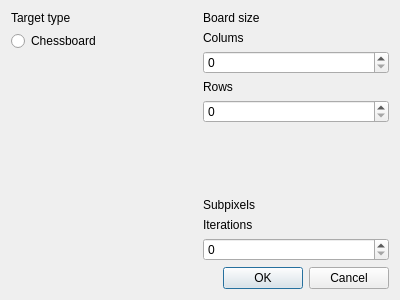
Old version of the form CameraCalibration/dialogdetect.ui in the repository VasilevIvanVladimirovich/Camera-calibration-With-OpenCV.
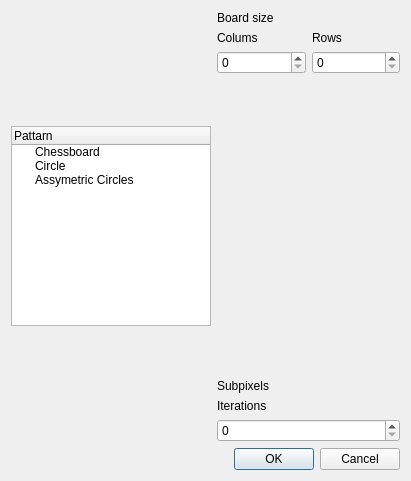
New version of the form.

The edit to the form file:
```diff
--- a/CameraCalibration/dialogdetect.ui
+++ b/CameraCalibration/dialogdetect.ui
@@ -6,8 +6,8 @@
    <rect>
     <x>0</x>
     <y>0</y>
-    <width>400</width>
-    <height>300</height>
+    <width>411</width>
+    <height>481</height>
    </rect>
   </property>
   <property name="windowTitle">
@@ -17,41 +17,34 @@
    <item>
     <layout class="QHBoxLayout" name="horizontalLayout">
      <item>
-      <layout class="QVBoxLayout" name="verticalLayout_2">
-       <item>
-        <widget class="QLabel" name="label">
+      <widget class="QTreeWidget" name="PatternWidget">
          <property name="maximumSize">
           <size>
-           <width>16777215</width>
-           <height>25</height>
-          </size>
-         </property>
+         <width>200</width>
+         <height>200</height>
+        </size>
+       </property>
+       <column>
          <property name="text">
-          <string>Target type</string>
-         </property>
-        </widget>
-       </item>
+         <string>Pattarn</string>
+        </property>
+       </column>
        <item>
-        <widget class="QRadioButton" name="rb_ches">
          <property name="text">
           <string>Chessboard</string>
          </property>
-        </widget>
-       </item>
-       <item>
-        <spacer name="verticalSpacer">
-         <property name="orientation">
-          <enum>Qt::Vertical</enum>
-         </property>
-         <property name="sizeHint" stdset="0">
-          <size>
-           <width>20</width>
-           <height>40</height>
-          </size>
-         </property>
-        </spacer>
-       </item>
-      </layout>
+       </item>
+       <item>
+        <property name="text">
+         <string>Circle</string>
+        </property>
+       </item>
+       <item>
+        <property name="text">
+         <string>Assymetric Circles</string>
+        </property>
+       </item>
+      </widget>
      </item>
      <item>
       <layout class="QVBoxLayout" name="verticalLayout_3">
@@ -71,6 +64,10 @@
        <item>
         <layout class="QVBoxLayout" name="verticalLayout_4">
          <item>
+          <layout class="QHBoxLayout" name="horizontalLayout_2">
+           <item>
+            <layout class="QVBoxLayout" name="verticalLayout_7">
+             <item>
           <widget class="QLabel" name="label_3">
            <property name="maximumSize">
             <size>
@@ -86,6 +83,10 @@
          <item>
           <widget class="QSpinBox" name="sb_col"/>
          </item>
+            </layout>
+           </item>
+           <item>
+            <layout class="QVBoxLayout" name="verticalLayout_6">
          <item>
           <widget class="QLabel" name="label_4">
            <property name="maximumSize">
@@ -101,6 +102,13 @@
          </item>
          <item>
           <widget class="QSpinBox" name="sb_row"/>
+             </item>
+            </layout>
+           </item>
+          </layout>
+         </item>
+         <item>
+          <layout class="QVBoxLayout" name="verticalLayout_2"/>
          </item>
          <item>
           <spacer name="verticalSpacer_2">
```
Lines whose indentation alone changed are shown as unchanged.
